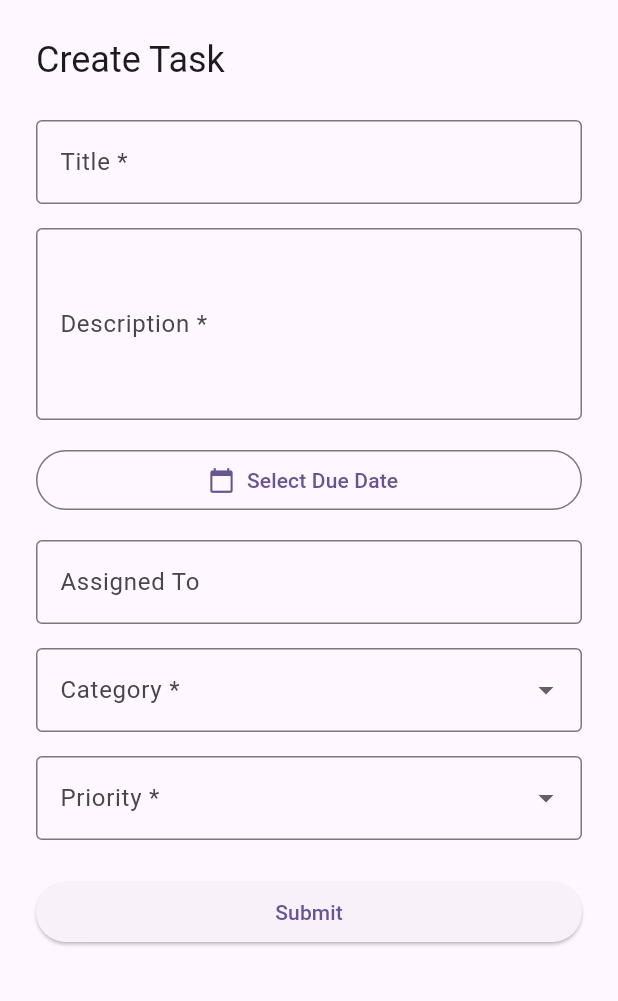
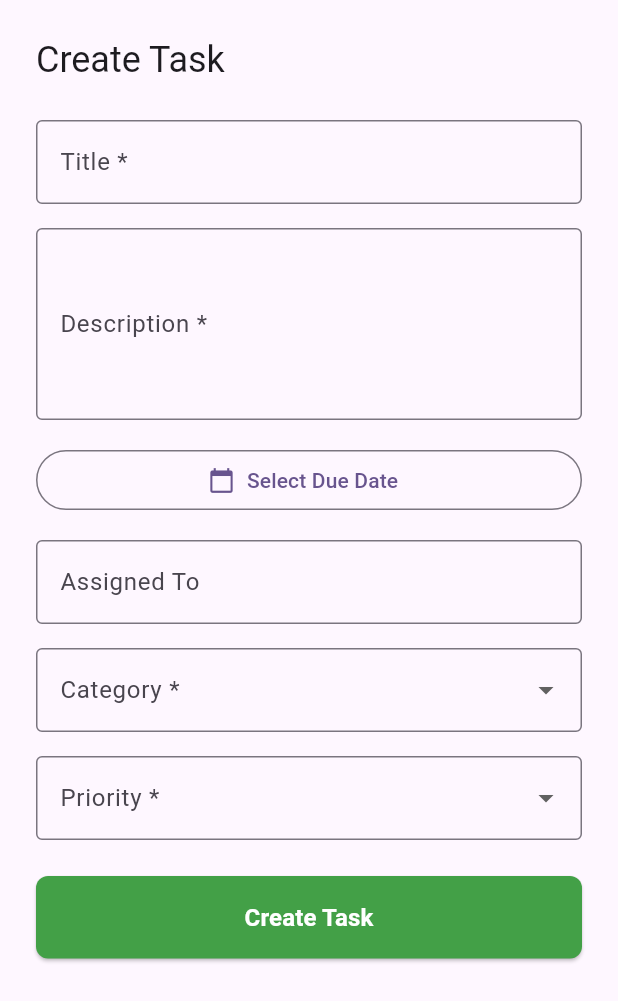
Before and after one commit to rajnikant2002/task_management, a Flutter app: the TaskFormBottomSheet widget shown alone on an empty page, opened directly with empty values, on a phone screen of 412 x 824 dp. Shown: the top 1001 px of the screen. Run offline on Flutter 3.47's test engine with Material 3 defaults, Android fonts, the phone set to English and light mode, and no system bars; our stand-ins replace connectivity_plus, dio; network calls fail.

Commit message:
Enhance task submission button in TaskFormBottomSheet
- Updated the ElevatedButton to dynamically change its text and background color based on whether a task is being created or updated.
- Improved button styling for better user experience with adjusted padding and rounded corners.

```diff
--- a/lib/widgets/task_form_bottom_sheet.dart
+++ b/lib/widgets/task_form_bottom_sheet.dart
@@ -212,7 +212,26 @@ class _TaskFormBottomSheetState extends State<TaskFormBottomSheet> {
                   },
                 ),
                 const SizedBox(height: 24),
-                ElevatedButton(onPressed: _submit, child: const Text('Submit')),
+                ElevatedButton(
+                  onPressed: _submit,
+                  style: ElevatedButton.styleFrom(
+                    backgroundColor: widget.task == null
+                        ? Colors.green.shade600
+                        : Colors.blue.shade600,
+                    foregroundColor: Colors.white,
+                    padding: const EdgeInsets.symmetric(vertical: 16),
+                    shape: RoundedRectangleBorder(
+                      borderRadius: BorderRadius.circular(8),
+                    ),
+                  ),
+                  child: Text(
+                    widget.task == null ? 'Create Task' : 'Update Task',
+                    style: const TextStyle(
+                      fontSize: 16,
+                      fontWeight: FontWeight.w600,
+                    ),
+                  ),
+                ),
               ],
             ),
           ),
```
